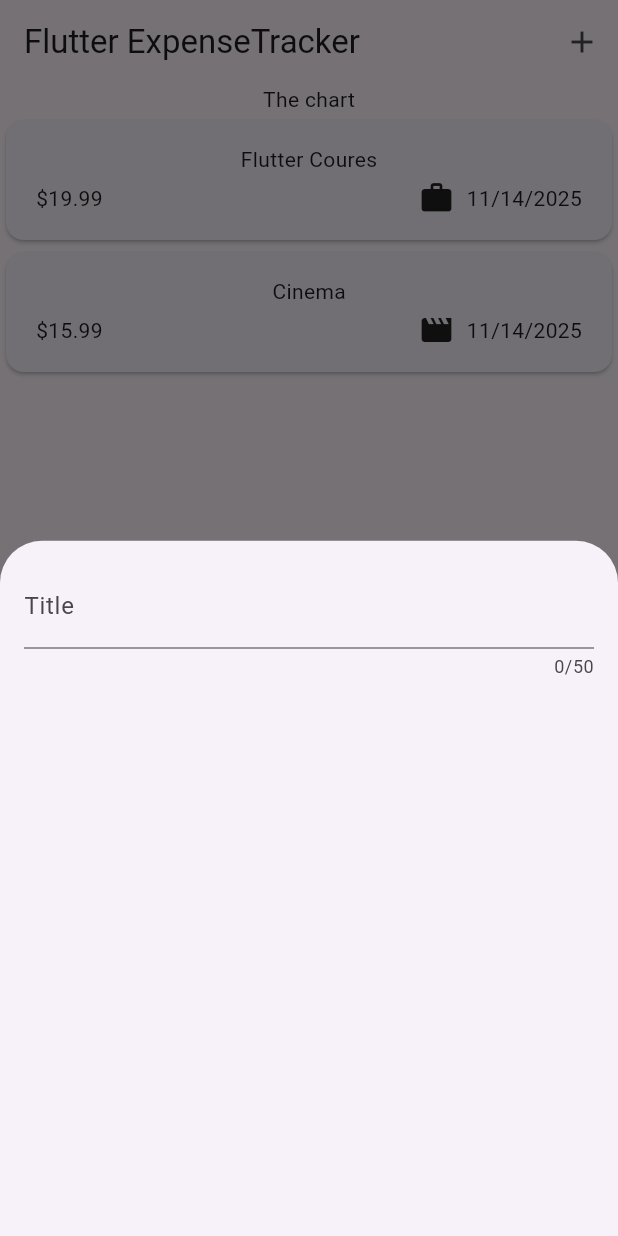
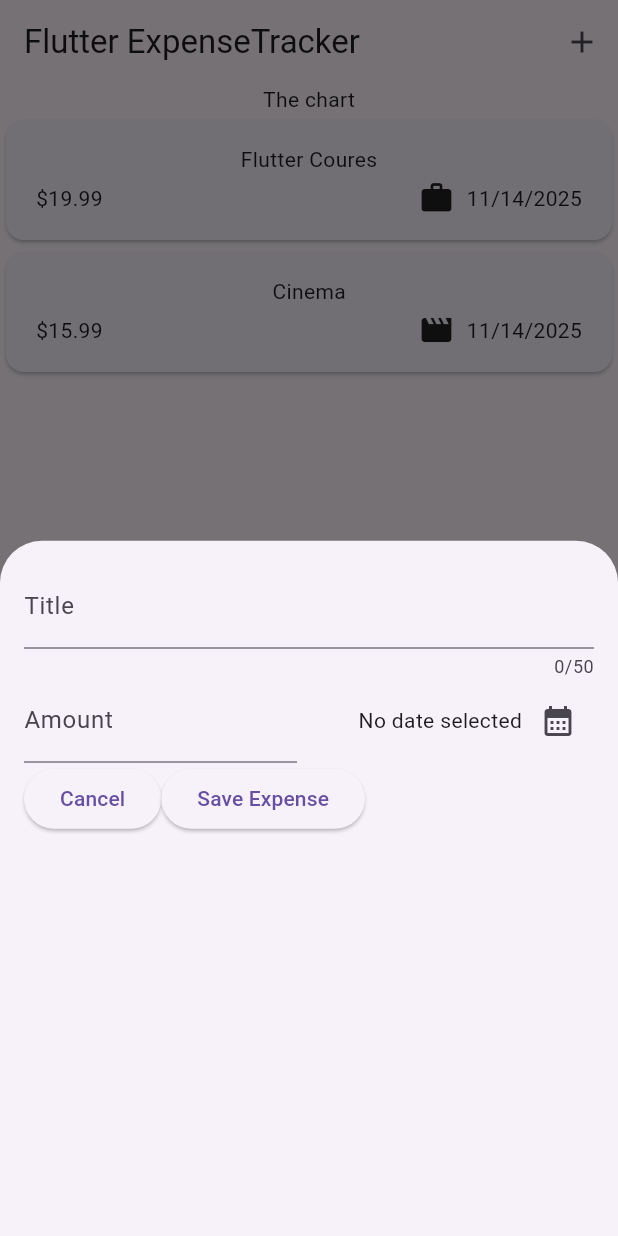
Before and after one commit to Peyno/expense_tracker, a Flutter app: the screen it shows after launch, after a tap on the "add" icon, on a phone screen of 412 x 824 dp. Run offline on Flutter 3.47's test engine with Material 3 defaults, Android fonts, the phone set to English and light mode, and no system bars.

Commit message:
finishing Video 116

```diff
--- a/lib/widgets/new_expense.dart
+++ b/lib/widgets/new_expense.dart
@@ -1,4 +1,6 @@
 import 'package:flutter/material.dart';
+
+import 'package:expense_tracker/models/expense.dart';
 
 class NewExpense extends StatefulWidget {
   const NewExpense({super.key});
@@ -10,15 +12,90 @@ class NewExpense extends StatefulWidget {
 }
 
 class _NewExpenseState extends State<NewExpense> {
+  final _titleController = TextEditingController();
+  final _amountController = TextEditingController();
+  DateTime? _selectedDate;
+
+  void _presentDatePicker() async {
+    final now = DateTime.now();
+    final firstDate = DateTime(now.year - 1, now.month, now.day);
+    final pickedDate = await showDatePicker(
+      context: context,
+      initialDate: now,
+      firstDate: firstDate,
+      lastDate: now,
+    );
+    setState(() {
+      _selectedDate = pickedDate;
+    });
+  }
+
+  @override
+  void dispose() {
+    _titleController.dispose();
+    _amountController.dispose();
+    super.dispose();
+  }
+
   @override
   Widget build(BuildContext context) {
     return Padding(
       padding: const EdgeInsets.all(16),
       child: Column(
-        children: const [
+        children: [
           TextField(
+            controller: _titleController,
             maxLength: 50,
             decoration: InputDecoration(label: Text('Title')),
+          ),
+          Row(
+            children: [
+              Expanded(
+                child: TextField(
+                  controller: _amountController,
+                  keyboardType: TextInputType.number,
+                  decoration: InputDecoration(
+                    prefixText: '\$',
+                    label: Text('Amount'),
+                  ),
+                ),
+              ),
+              const SizedBox(width: 16),
+              Expanded(
+                child: Row(
+                  mainAxisAlignment: MainAxisAlignment.end,
+                  crossAxisAlignment: CrossAxisAlignment.center,
+                  children: [
+                    Text(
+                      _selectedDate == null
+                          ? 'No date selected'
+                          : formatter.format(_selectedDate!),
+                    ),
+                    IconButton(
+                      onPressed: _presentDatePicker,
+                      icon: const Icon(Icons.calendar_month),
+                    ),
+                  ],
+                ),
+              ),
+            ],
+          ),
+          Row(
+            children: [
+              ElevatedButton(
+                onPressed: () {
+                  Navigator.pop(context);
+                },
+                child: const Text('Cancel'),
+              ),
+              ElevatedButton(
+                onPressed: () {
+                  print(_titleController.text);
+                  print(_amountController.text);
+                },
+                child: const Text('Save Expense'),
+              ),
+            ],
           ),
         ],
       ),
```
